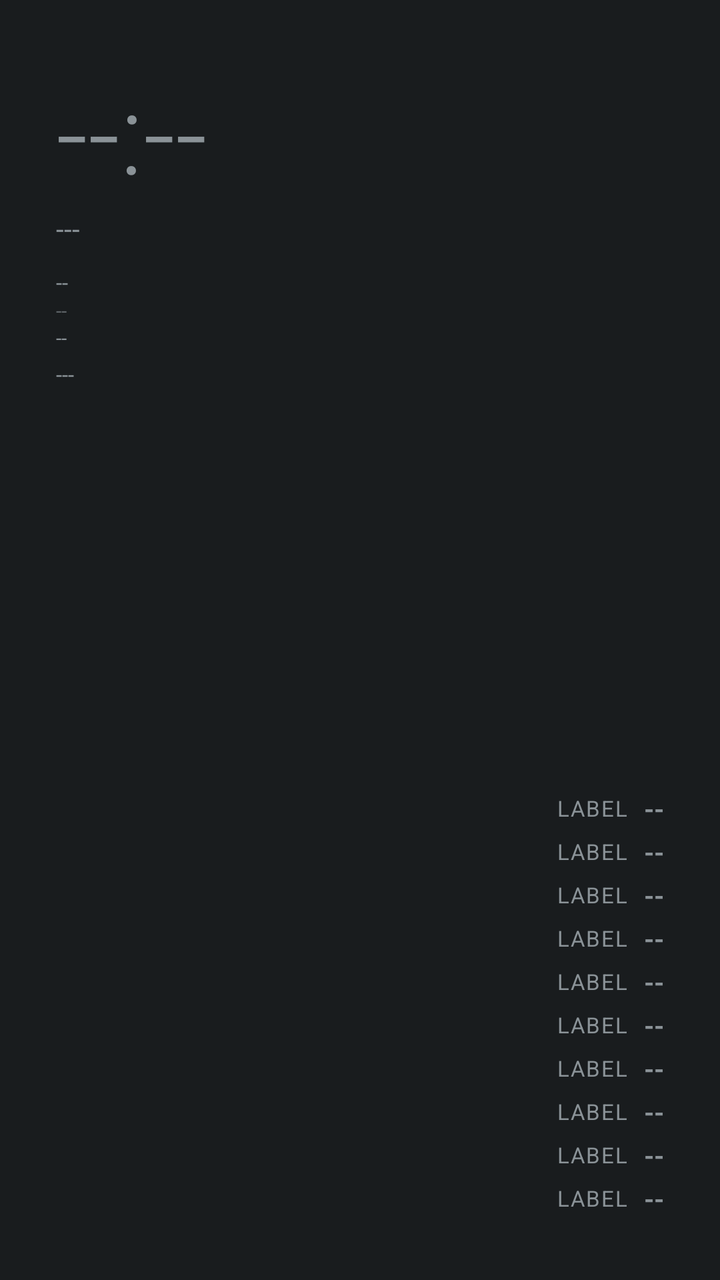
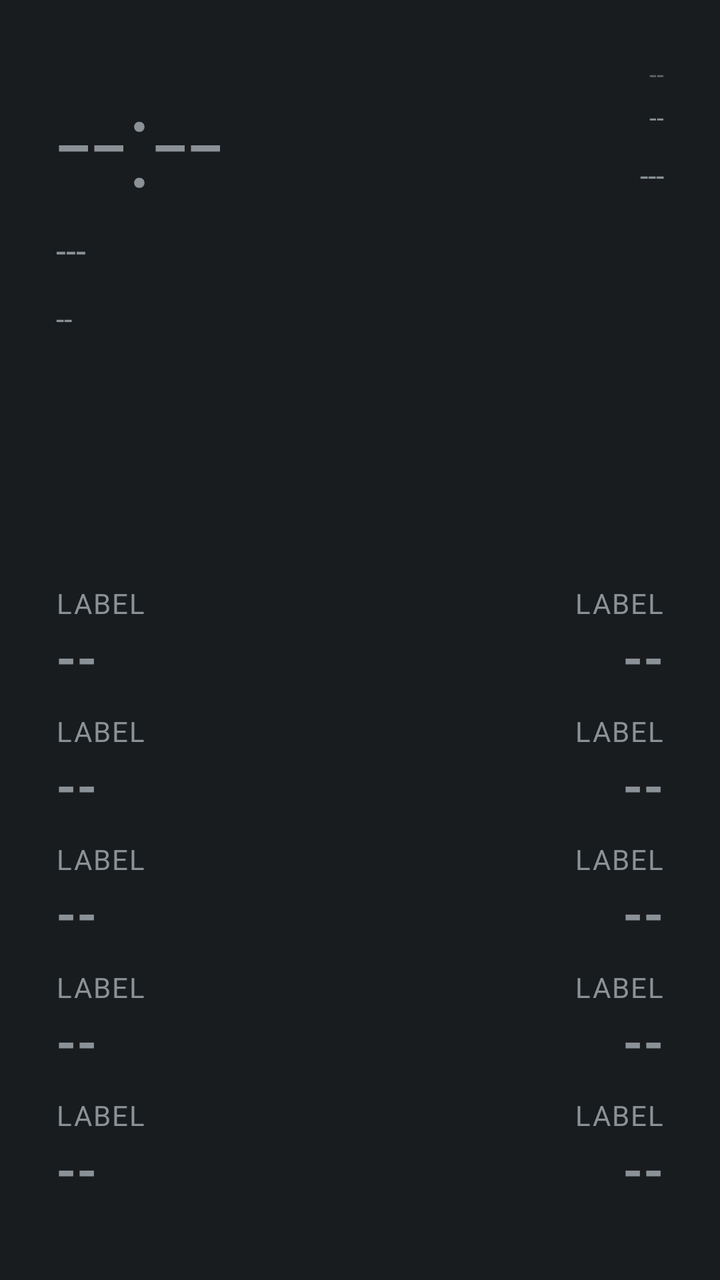

Two renders of the same Android screen: before a commit and after it. Below are the layout's source before the change and the commit's diff.
<!-- AndroidManifest.xml: application theme android:Theme.DeviceDefault.NoActionBar -->
<!-- res/layout/aod_layout_corner.xml -->
<?xml version="1.0" encoding="utf-8"?>
<FrameLayout xmlns:android="http://schemas.android.com/apk/res/android"
    android:id="@+id/bg_root"
    android:layout_width="match_parent"
    android:layout_height="match_parent">

    <LinearLayout
        android:layout_width="wrap_content"
        android:layout_height="wrap_content"
        android:layout_gravity="top|start"
        android:layout_margin="28dp"
        android:orientation="vertical">

        <TextView
            android:id="@+id/clock"
            android:layout_width="wrap_content"
            android:layout_height="wrap_content"
            android:textSize="56sp"
            android:fontFamily="sans-serif-light"
            android:text="--:--" />

        <TextView
            android:id="@+id/date"
            android:layout_width="wrap_content"
            android:layout_height="wrap_content"
            android:textSize="14sp"
            android:layout_marginTop="2dp"
            android:text="---" />

        <TextView
            android:id="@+id/health_badge"
            android:layout_width="wrap_content"
            android:layout_height="wrap_content"
            android:textSize="11sp"
            android:textAllCaps="true"
            android:layout_marginTop="10dp"
            android:text="--" />

        <TextView
            android:id="@+id/perf_badge"
            android:layout_width="wrap_content"
            android:layout_height="wrap_content"
            android:textSize="10sp"
            android:alpha="0.6"
            android:text="--" />

        <TextView
            android:id="@+id/net_type_badge"
            android:layout_width="wrap_content"
            android:layout_height="wrap_content"
            android:textSize="10sp"
            android:text="--" />

        <TextView
            android:id="@+id/panchang"
            android:layout_width="wrap_content"
            android:layout_height="wrap_content"
            android:textSize="11sp"
            android:layout_marginTop="4dp"
            android:text="---" />

        <TextView
            android:id="@+id/muhurat_badge"
            android:layout_width="wrap_content"
            android:layout_height="wrap_content"
            android:textSize="11sp"
            android:textStyle="bold"
            android:visibility="gone"
            android:text="--" />
    </LinearLayout>

    <LinearLayout
        android:layout_width="wrap_content"
        android:layout_height="wrap_content"
        android:layout_gravity="bottom|end"
        android:layout_margin="28dp"
        android:orientation="vertical">

        <include layout="@layout/aod_row_end" android:id="@+id/row0" />
        <include layout="@layout/aod_row_end" android:id="@+id/row1" />
        <include layout="@layout/aod_row_end" android:id="@+id/row2" />
        <include layout="@layout/aod_row_end" android:id="@+id/row3" />
        <include layout="@layout/aod_row_end" android:id="@+id/row4" />
        <include layout="@layout/aod_row_end" android:id="@+id/row5" />
        <include layout="@layout/aod_row_end" android:id="@+id/row6" />
        <include layout="@layout/aod_row_end" android:id="@+id/row7" />
        <include layout="@layout/aod_row_end" android:id="@+id/row8" />
        <include layout="@layout/aod_row_end" android:id="@+id/row9" />
    </LinearLayout>

</FrameLayout>
<!-- res/layout/aod_row_end.xml (included above) -->
<?xml version="1.0" encoding="utf-8"?>
<LinearLayout xmlns:android="http://schemas.android.com/apk/res/android"
    android:layout_width="wrap_content"
    android:layout_height="wrap_content"
    android:orientation="horizontal"
    android:gravity="center_vertical"
    android:layout_marginBottom="4dp">

    <TextView
        android:id="@+id/stat_label"
        android:layout_width="wrap_content"
        android:layout_height="wrap_content"
        android:textSize="11sp"
        android:textAllCaps="true"
        android:letterSpacing="0.05"
        android:text="Label" />

    <TextView
        android:id="@+id/stat_value"
        android:layout_width="wrap_content"
        android:layout_height="wrap_content"
        android:layout_marginStart="8dp"
        android:textSize="13sp"
        android:textStyle="bold"
        android:text="--" />

</LinearLayout>
<!-- resources referenced by this layout -->
<resources>

</resources>

<!-- the commit's change to res/layout/aod_layout_corner.xml (unified diff, before → after) -->
@@ -4,6 +4,7 @@
     android:layout_width="match_parent"
     android:layout_height="match_parent">
 
+    
     <LinearLayout
         android:layout_width="wrap_content"
         android:layout_height="wrap_content"
@@ -15,7 +16,7 @@
             android:id="@+id/clock"
             android:layout_width="wrap_content"
             android:layout_height="wrap_content"
-            android:textSize="56sp"
+            android:textSize="62sp"
             android:fontFamily="sans-serif-light"
             android:text="--:--" />
 
@@ -23,7 +24,7 @@
             android:id="@+id/date"
             android:layout_width="wrap_content"
             android:layout_height="wrap_content"
-            android:textSize="14sp"
+            android:textSize="18sp"
             android:layout_marginTop="2dp"
             android:text="---" />
 
@@ -31,16 +32,29 @@
             android:id="@+id/health_badge"
             android:layout_width="wrap_content"
             android:layout_height="wrap_content"
-            android:textSize="11sp"
+            android:textSize="15sp"
             android:textAllCaps="true"
-            android:layout_marginTop="10dp"
+            android:layout_marginTop="12dp"
             android:text="--" />
+    </LinearLayout>
+
+    
+    <LinearLayout
+        android:layout_width="wrap_content"
+        android:layout_height="wrap_content"
+        android:layout_gravity="top|end"
+        android:layout_margin="28dp"
+        android:orientation="vertical"
+        android:gravity="end">
 
         <TextView
             android:id="@+id/perf_badge"
             android:layout_width="wrap_content"
             android:layout_height="wrap_content"
-            android:textSize="10sp"
+            android:maxWidth="180dp"
+            android:maxLines="1"
+            android:ellipsize="end"
+            android:textSize="13sp"
             android:alpha="0.6"
             android:text="--" />
 
@@ -48,27 +62,55 @@
             android:id="@+id/net_type_badge"
             android:layout_width="wrap_content"
             android:layout_height="wrap_content"
-            android:textSize="10sp"
+            android:maxWidth="180dp"
+            android:maxLines="1"
+            android:ellipsize="end"
+            android:textSize="13sp"
+            android:layout_marginTop="4dp"
             android:text="--" />
 
+        
         <TextView
             android:id="@+id/panchang"
             android:layout_width="wrap_content"
             android:layout_height="wrap_content"
-            android:textSize="11sp"
-            android:layout_marginTop="4dp"
+            android:maxWidth="180dp"
+            android:maxLines="1"
+            android:ellipsize="end"
+            android:textSize="15sp"
+            android:layout_marginTop="10dp"
             android:text="---" />
 
         <TextView
             android:id="@+id/muhurat_badge"
             android:layout_width="wrap_content"
             android:layout_height="wrap_content"
-            android:textSize="11sp"
+            android:maxWidth="180dp"
+            android:maxLines="1"
+            android:ellipsize="end"
+            android:textSize="15sp"
             android:textStyle="bold"
+            android:layout_marginTop="4dp"
             android:visibility="gone"
             android:text="--" />
     </LinearLayout>
 
+    
+    <LinearLayout
+        android:layout_width="wrap_content"
+        android:layout_height="wrap_content"
+        android:layout_gravity="bottom|start"
+        android:layout_margin="28dp"
+        android:orientation="vertical">
+
+        <include layout="@layout/aod_row_start" android:id="@+id/row0" />
+        <include layout="@layout/aod_row_start" android:id="@+id/row1" />
+        <include layout="@layout/aod_row_start" android:id="@+id/row2" />
+        <include layout="@layout/aod_row_start" android:id="@+id/row3" />
+        <include layout="@layout/aod_row_start" android:id="@+id/row4" />
+    </LinearLayout>
+
+    
     <LinearLayout
         android:layout_width="wrap_content"
         android:layout_height="wrap_content"
@@ -76,11 +118,6 @@
         android:layout_margin="28dp"
         android:orientation="vertical">
 
-        <include layout="@layout/aod_row_end" android:id="@+id/row0" />
-        <include layout="@layout/aod_row_end" android:id="@+id/row1" />
-        <include layout="@layout/aod_row_end" android:id="@+id/row2" />
-        <include layout="@layout/aod_row_end" android:id="@+id/row3" />
-        <include layout="@layout/aod_row_end" android:id="@+id/row4" />
         <include layout="@layout/aod_row_end" android:id="@+id/row5" />
         <include layout="@layout/aod_row_end" android:id="@+id/row6" />
         <include layout="@layout/aod_row_end" android:id="@+id/row7" />
@@ -89,20 +126,20 @@
     </LinearLayout>
 
 </FrameLayout>
-<!-- res/layout/aod_row_end.xml (included above) -->
+<!-- res/layout/aod_row_start.xml (included above) -->
 <?xml version="1.0" encoding="utf-8"?>
 <LinearLayout xmlns:android="http://schemas.android.com/apk/res/android"
     android:layout_width="wrap_content"
     android:layout_height="wrap_content"
-    android:orientation="horizontal"
-    android:gravity="center_vertical"
-    android:layout_marginBottom="4dp">
+    android:orientation="vertical"
+    android:gravity="start"
+    android:layout_marginBottom="10dp">
 
     <TextView
         android:id="@+id/stat_label"
         android:layout_width="wrap_content"
         android:layout_height="wrap_content"
-        android:textSize="11sp"
+        android:textSize="14sp"
         android:textAllCaps="true"
         android:letterSpacing="0.05"
         android:text="Label" />
@@ -111,9 +148,35 @@
         android:id="@+id/stat_value"
         android:layout_width="wrap_content"
         android:layout_height="wrap_content"
-        android:layout_marginStart="8dp"
-        android:textSize="13sp"
+        android:textSize="26sp"
         android:textStyle="bold"
         android:text="--" />
 
 </LinearLayout>
+<!-- res/layout/aod_row_end.xml (included above) -->
+<?xml version="1.0" encoding="utf-8"?>
+<LinearLayout xmlns:android="http://schemas.android.com/apk/res/android"
+    android:layout_width="wrap_content"
+    android:layout_height="wrap_content"
+    android:orientation="vertical"
+    android:gravity="end"
+    android:layout_marginBottom="10dp">
+
+    <TextView
+        android:id="@+id/stat_label"
+        android:layout_width="wrap_content"
+        android:layout_height="wrap_content"
+        android:textSize="14sp"
+        android:textAllCaps="true"
+        android:letterSpacing="0.05"
+        android:text="Label" />
+
+    <TextView
+        android:id="@+id/stat_value"
+        android:layout_width="wrap_content"
+        android:layout_height="wrap_content"
+        android:textSize="26sp"
+        android:textStyle="bold"
+        android:text="--" />
+
+</LinearLayout>
